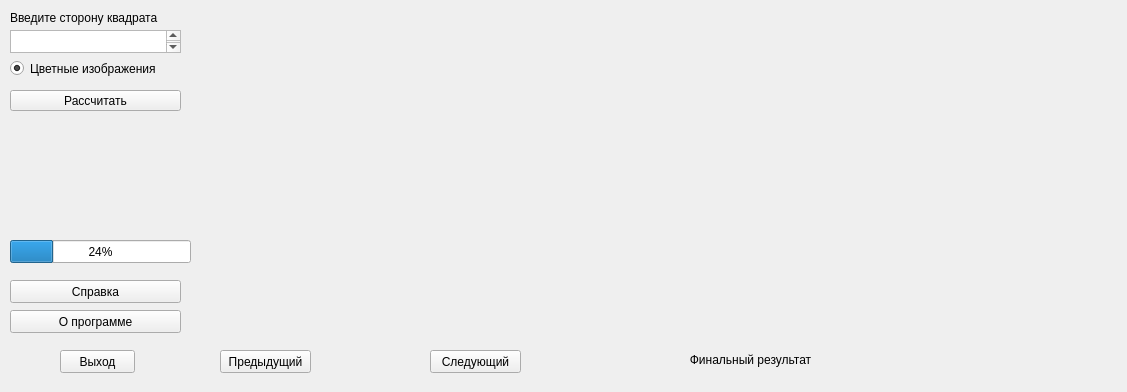
Above: 4_sem/Lab_1/mainwindow.ui from kovinevmv/Algorithms_and_Data_Structures_Labs before the change. Below: the same form after it.
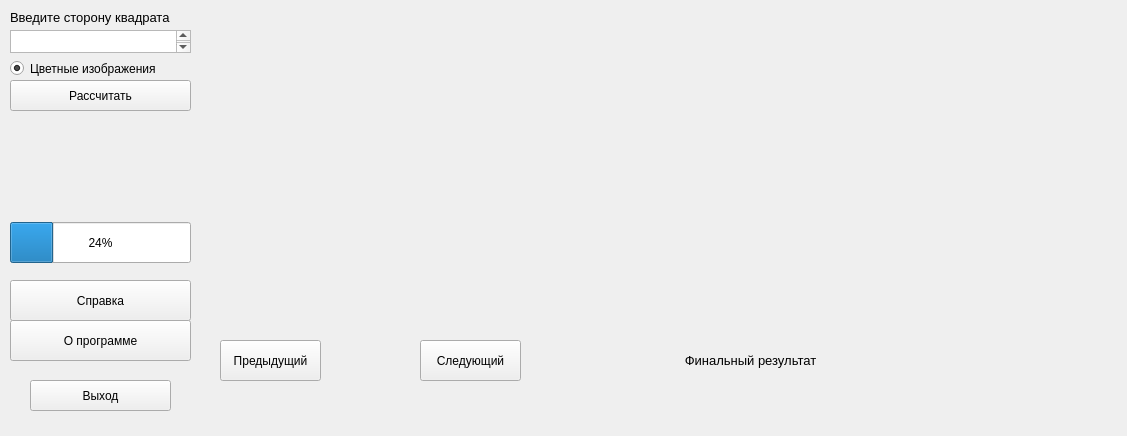
That is the form after the change. Icons and pictures are not drawn.

What changed in the file:
```diff
--- a/4_sem/Lab_1/mainwindow.ui
+++ b/4_sem/Lab_1/mainwindow.ui
@@ -7,7 +7,7 @@
     <x>0</x>
     <y>0</y>
     <width>1127</width>
-    <height>392</height>
+    <height>436</height>
    </rect>
   </property>
   <property name="windowTitle">
@@ -31,9 +31,9 @@
     <property name="geometry">
      <rect>
       <x>10</x>
-      <y>90</y>
-      <width>171</width>
-      <height>21</height>
+      <y>80</y>
+      <width>181</width>
+      <height>31</height>
      </rect>
     </property>
     <property name="text">
@@ -45,7 +45,7 @@
      <rect>
       <x>10</x>
       <y>30</y>
-      <width>171</width>
+      <width>181</width>
       <height>23</height>
      </rect>
     </property>
@@ -60,7 +60,7 @@
      </rect>
     </property>
     <property name="text">
-     <string>Введите сторону квадрата</string>
+     <string>&lt;html&gt;&lt;head/&gt;&lt;body&gt;&lt;p&gt;&lt;span style=&quot; font-size:10pt;&quot;&gt;Введите сторону квадрата&lt;/span&gt;&lt;/p&gt;&lt;/body&gt;&lt;/html&gt;</string>
     </property>
    </widget>
    <widget class="QRadioButton" name="radioButton">
@@ -86,9 +86,9 @@
     <property name="geometry">
      <rect>
       <x>10</x>
-      <y>240</y>
+      <y>222</y>
       <width>181</width>
-      <height>23</height>
+      <height>41</height>
      </rect>
     </property>
     <property name="value">
@@ -131,16 +131,16 @@
      </rect>
     </property>
     <property name="text">
-     <string>&lt;html&gt;&lt;head/&gt;&lt;body&gt;&lt;p align=&quot;center&quot;&gt;Финальный результат&lt;/p&gt;&lt;/body&gt;&lt;/html&gt;</string>
+     <string>&lt;html&gt;&lt;head/&gt;&lt;body&gt;&lt;p align=&quot;center&quot;&gt;&lt;span style=&quot; font-size:10pt;&quot;&gt;Финальный результат&lt;/span&gt;&lt;/p&gt;&lt;/body&gt;&lt;/html&gt;</string>
     </property>
    </widget>
    <widget class="QPushButton" name="pushButton_next">
     <property name="geometry">
      <rect>
-      <x>430</x>
-      <y>350</y>
-      <width>91</width>
-      <height>23</height>
+      <x>420</x>
+      <y>340</y>
+      <width>101</width>
+      <height>41</height>
      </rect>
     </property>
     <property name="text">
@@ -151,9 +151,9 @@
     <property name="geometry">
      <rect>
       <x>220</x>
-      <y>350</y>
-      <width>91</width>
-      <height>23</height>
+      <y>340</y>
+      <width>101</width>
+      <height>41</height>
      </rect>
     </property>
     <property name="text">
@@ -165,8 +165,8 @@
      <rect>
       <x>10</x>
       <y>280</y>
-      <width>171</width>
-      <height>23</height>
+      <width>181</width>
+      <height>41</height>
      </rect>
     </property>
     <property name="text">
@@ -177,9 +177,9 @@
     <property name="geometry">
      <rect>
       <x>10</x>
-      <y>310</y>
-      <width>171</width>
-      <height>23</height>
+      <y>320</y>
+      <width>181</width>
+      <height>41</height>
      </rect>
     </property>
     <property name="text">
@@ -189,10 +189,10 @@
    <widget class="QPushButton" name="pushButton_4">
     <property name="geometry">
      <rect>
-      <x>60</x>
-      <y>350</y>
-      <width>75</width>
-      <height>23</height>
+      <x>30</x>
+      <y>380</y>
+      <width>141</width>
+      <height>31</height>
      </rect>
     </property>
     <property name="text">
@@ -216,7 +216,7 @@
     <property name="geometry">
      <rect>
       <x>10</x>
-      <y>205</y>
+      <y>160</y>
       <width>171</width>
       <height>31</height>
      </rect>
```
Left out of the diff: 20 changed lines with no effect on the pictures.
